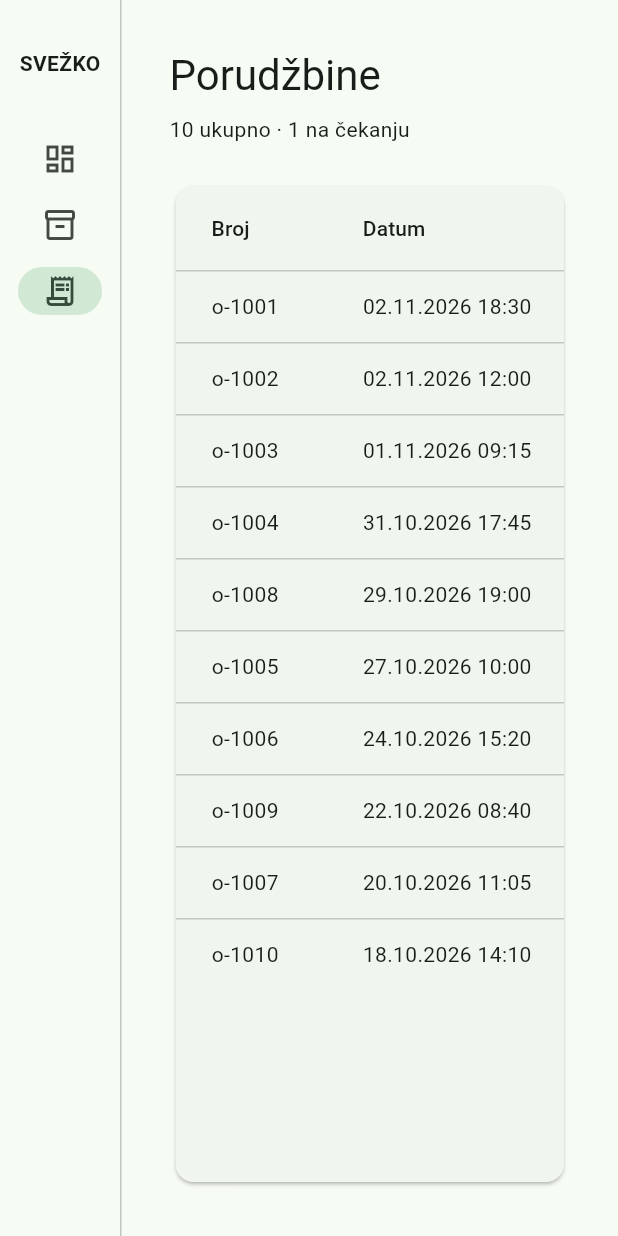
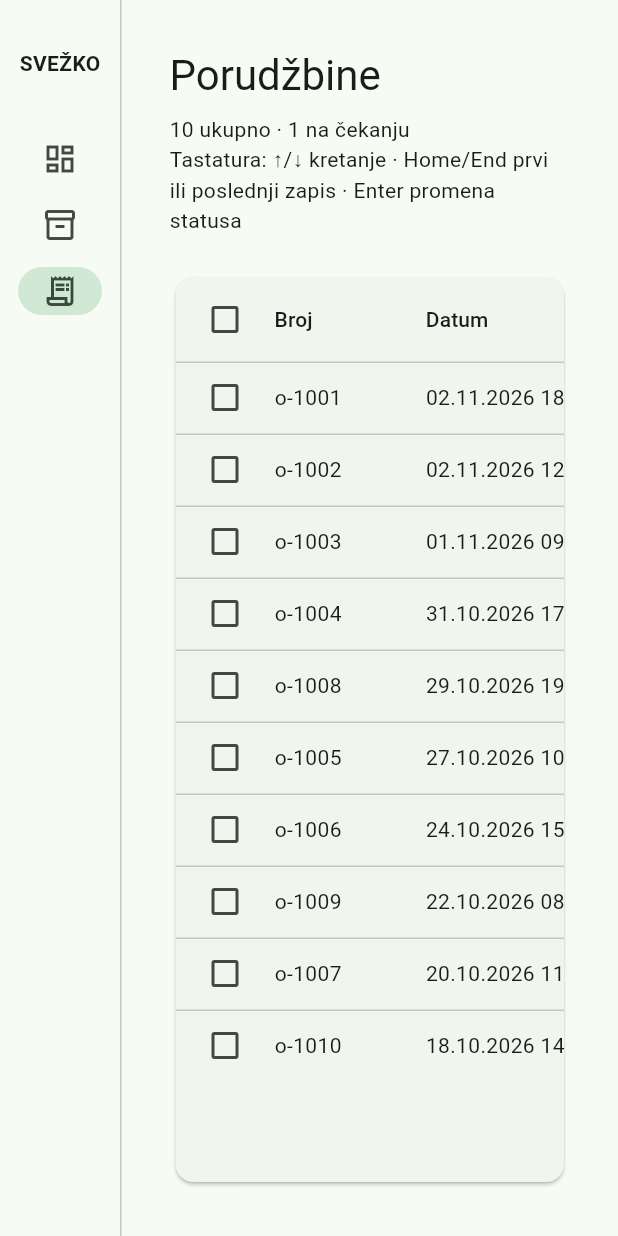
Before and after one commit to Razvoj-multiplatformskih-aplikacija-26/tim-16, a Flutter app: the screen it shows after launch, after a tap on "Proizvodi", after a tap on "Porudžbine", on a phone screen of 412 x 824 dp. Run offline on Flutter 3.47's test engine with Material 3 defaults, Android fonts, the phone set to English and light mode, and no system bars; our stand-ins replace bloc, equatable, flutter_bloc, go_router; network calls fail.

Commit message:
adding prototype  shortcuts and some backoffice changes

```diff
--- a/apps/backoffice/lib/screens/orders_screen.dart
+++ b/apps/backoffice/lib/screens/orders_screen.dart
@@ -2,6 +2,8 @@ import 'package:blocs/blocs.dart';
 import 'package:domain/domain.dart';
 import 'package:flutter/material.dart';
 import 'package:flutter_bloc/flutter_bloc.dart';
+
+import '../widgets/shortcut.dart';
 
 class OrdersScreen extends StatelessWidget {
   const OrdersScreen({super.key});
@@ -20,22 +22,23 @@ class OrdersScreen extends StatelessWidget {
           Text('Porudžbine', style: Theme.of(context).textTheme.headlineMedium),
           const SizedBox(height: 8),
           Text('${orders.length} ukupno · $pending na čekanju'),
+          const Text('Tastatura: ↑/↓ kretanje · Home/End prvi ili poslednji zapis · Enter promena statusa'),
           const SizedBox(height: 24),
-          Expanded(child: Card(clipBehavior: Clip.antiAlias, child: SingleChildScrollView(
+          Expanded(child: RecordShortcuts(itemCount: orders.length, onActivate: (index) => _changeStatus(context, orders[index]), builder: (context, focusedIndex) => Card(clipBehavior: Clip.antiAlias, child: SingleChildScrollView(
             scrollDirection: Axis.horizontal,
             child: DataTable(
               columns: const [DataColumn(label: Text('Broj')), DataColumn(label: Text('Datum')), DataColumn(label: Text('Kupac')), DataColumn(label: Text('Proizvod')), DataColumn(label: Text('Iznos')), DataColumn(label: Text('Isporuka')), DataColumn(label: Text('Status'))],
-              rows: [for (final order in orders) DataRow(cells: [
-                DataCell(Text(order.id.value)),
-                DataCell(Text(_date(order.createdAt))),
-                DataCell(Text(order.buyerId.value)),
-                DataCell(Text(order.lines.map((line) => '${line.productName} × ${line.quantity.value}').join(', '))),
-                DataCell(Text('${order.total} RSD')),
-                DataCell(Text(order.method == DeliveryMethod.delivery ? order.address?.value ?? 'Kurir' : 'Preuzimanje')),
-                DataCell(Chip(label: Text(_statusName(order.status)))),
+              rows: [for (var i = 0; i < orders.length; i++) DataRow(selected: focusedIndex == i, onSelectChanged: (_) => _changeStatus(context, orders[i]), cells: [
+                DataCell(Text(orders[i].id.value)),
+                DataCell(Text(_date(orders[i].createdAt))),
+                DataCell(Text(orders[i].buyerId.value)),
+                DataCell(Text(orders[i].lines.map((line) => '${line.productName} × ${line.quantity.value}').join(', '))),
+                DataCell(Text('${orders[i].total} RSD')),
+                DataCell(Text(orders[i].method == DeliveryMethod.delivery ? orders[i].address?.value ?? 'Kurir' : 'Preuzimanje')),
+                DataCell(Chip(label: Text(_statusName(orders[i].status)))),
               ])],
             ),
-          ))),
+          )))),
         ]);
       },
     ),
@@ -47,4 +50,26 @@ class OrdersScreen extends StatelessWidget {
     Pending() => 'Na čekanju', Accepted() => 'Prihvaćena', Preparing() => 'U pripremi',
     Shipped() => 'Poslata', Delivered() => 'Isporučena', Cancelled(:final reason) => reason == CancelReason.byBuyer ? 'Otkazao kupac' : 'Otkazao proizvođač',
   };
+
+  Future<void> _changeStatus(BuildContext context, Order order) async {
+    final choices = <OrderStatus>[
+      Accepted(acceptedAt: DateTime.now()), const Preparing(),
+      Shipped(shippedAt: DateTime.now()), const Delivered(),
+      const Cancelled(CancelReason.byProducer),
+    ].where((status) => canTransition(order.status, status)).toList();
+    if (choices.isEmpty) {
+      ScaffoldMessenger.of(context).showSnackBar(const SnackBar(content: Text('Za ovu porudžbinu nema dozvoljene promene statusa.')));
+      return;
+    }
+    final selected = await showDialog<OrderStatus>(context: context, builder: (context) => AlertDialog(
+      title: Text('Promeni status · ${order.id.value}'),
+      content: Column(mainAxisSize: MainAxisSize.min, children: [
+        for (final status in choices) ListTile(title: Text(_statusName(status)), onTap: () => Navigator.pop(context, status)),
+      ]),
+      actions: [TextButton(onPressed: () => Navigator.pop(context), child: const Text('Odustani'))],
+    ));
+    if (selected != null && context.mounted) {
+      context.read<ShopBloc>().add(ChangeOrderStatusEvent(orderId: order.id, status: selected));
+    }
+  }
 }
--- a/apps/backoffice/lib/screens/products_screen.dart
+++ b/apps/backoffice/lib/screens/products_screen.dart
@@ -2,6 +2,8 @@ import 'package:blocs/blocs.dart';
 import 'package:domain/domain.dart';
 import 'package:flutter/material.dart';
 import 'package:flutter_bloc/flutter_bloc.dart';
+
+import '../widgets/shortcut.dart';
 
 class ProductsScreen extends StatelessWidget {
   const ProductsScreen({super.key});
@@ -9,8 +11,7 @@ class ProductsScreen extends StatelessWidget {
   @override
   Widget build(BuildContext context) => Padding(
     padding: const EdgeInsets.all(32),
-    child: BlocBuilder<ShopBloc, ShopState>(
-      builder: (context, state) {
+    child: BlocBuilder<ShopBloc, ShopState>(builder: (context, state) {
       if (state is ShopLoading) return const Center(child: CircularProgressIndicator());
       if (state is ShopError) return Center(child: Text(state.message));
       if (state is! ShopLoaded) return const Center(child: Text('Nema proizvoda.'));
@@ -19,29 +20,41 @@ class ProductsScreen extends StatelessWidget {
         Text('Proizvodi', style: Theme.of(context).textTheme.headlineMedium),
         const SizedBox(height: 8),
         Text('${products.length} proizvoda u ponudi'),
+        const Text('Tastatura: ↑/↓ kretanje · Home/End prvi ili poslednji zapis'),
         const SizedBox(height: 24),
-          Expanded(child: Card(clipBehavior: Clip.antiAlias, child: SingleChildScrollView(
-            scrollDirection: Axis.horizontal,
-            child: DataTable(
-              columns: const [DataColumn(label: Text('Proizvod')), DataColumn(label: Text('Proizvođač')), DataColumn(label: Text('Kategorija')), DataColumn(label: Text('Cena')), DataColumn(label: Text('Zaliha'))],
-              rows: [for (final product in products) DataRow(cells: [
+        Expanded(child: RecordShortcuts(itemCount: products.length, builder: (context, focusedIndex) => Card(
+          clipBehavior: Clip.antiAlias,
+          child: SingleChildScrollView(scrollDirection: Axis.horizontal, child: DataTable(
+            columns: const [
+              DataColumn(label: Text('Proizvod')), DataColumn(label: Text('Proizvođač')),
+              DataColumn(label: Text('Kategorija')), DataColumn(label: Text('Cena')),
+              DataColumn(label: Text('Zaliha')), DataColumn(label: Text('Akcija')),
+            ],
+            rows: [for (var i = 0; i < products.length; i++)
+              DataRow(selected: focusedIndex == i, onSelectChanged: (_) {}, cells: [
                 DataCell(Row(mainAxisSize: MainAxisSize.min, children: [
-                  if (product.imageUrl.isNotEmpty) ...[
-                    ClipRRect(borderRadius: BorderRadius.circular(6), child: Image.network(product.imageUrl, width: 44, height: 44, fit: BoxFit.cover, errorBuilder: (_, _, _) => const SizedBox(width: 44, height: 44, child: Icon(Icons.image_not_supported_outlined)))),
+                  if (products[i].imageUrl.isNotEmpty) ...[
+                    ClipRRect(borderRadius: BorderRadius.circular(6), child: Image.network(
+                      products[i].imageUrl, width: 44, height: 44, fit: BoxFit.cover,
+                      errorBuilder: (_, _, _) => const SizedBox(width: 44, height: 44, child: Icon(Icons.image_not_supported_outlined)),
+                    )),
                     const SizedBox(width: 12),
                   ],
-                  Column(crossAxisAlignment: CrossAxisAlignment.start, mainAxisAlignment: MainAxisAlignment.center, children: [Text(product.name.value, style: const TextStyle(fontWeight: FontWeight.w600)), Text(product.description, style: Theme.of(context).textTheme.bodySmall)]),
+                  Column(crossAxisAlignment: CrossAxisAlignment.start, mainAxisAlignment: MainAxisAlignment.center, children: [
+                    Text(products[i].name.value, style: const TextStyle(fontWeight: FontWeight.w600)),
+                    Text(products[i].description, style: Theme.of(context).textTheme.bodySmall),
+                  ]),
                 ])),
-                DataCell(Text(state.producerName(product.producerId))),
-                DataCell(Text(_categoryName(product.category))),
-                DataCell(Text('${product.price.dinars} RSD / ${_unitName(product.unit)}')),
-                DataCell(Text('${product.stock.units} ${_unitName(product.unit)}${product.stock.units == 0 ? ' · Nema na stanju' : ''}')),
+                DataCell(Text(state.producerName(products[i].producerId))),
+                DataCell(Text(_categoryName(products[i].category))),
+                DataCell(Text('${products[i].price.dinars} RSD / ${_unitName(products[i].unit)}')),
+                DataCell(Text('${products[i].stock.units} ${_unitName(products[i].unit)}')),
+                DataCell(IconButton(tooltip: 'Obriši proizvod', icon: const Icon(Icons.delete_outline), onPressed: () => _deleteProduct(context, products[i]))),
               ])],
-            ),
+          )),
         ))),
       ]);
-      },
-    ),
+    }),
   );
 
   String _categoryName(ProductCategory value) => switch (value) {
@@ -54,4 +67,16 @@ class ProductsScreen extends StatelessWidget {
     ProductUnit.kilogram => 'kg', ProductUnit.piece => 'kom',
     ProductUnit.liter => 'l', ProductUnit.jar => 'tegla',
   };
+
+  Future<void> _deleteProduct(BuildContext context, Product product) async {
+    final confirmed = await showDialog<bool>(context: context, builder: (context) => AlertDialog(
+      title: const Text('Obriši proizvod?'),
+      content: Text('„${product.name.value}“ biće uklonjen iz ponude.'),
+      actions: [
+        TextButton(onPressed: () => Navigator.pop(context, false), child: const Text('Odustani')),
+        FilledButton(onPressed: () => Navigator.pop(context, true), child: const Text('Obriši')),
+      ],
+    ));
+    if (confirmed == true && context.mounted) context.read<ShopBloc>().add(DeleteProductEvent(product.id));
   }
+}
--- /dev/null
+++ b/apps/backoffice/lib/widgets/shortcut.dart
@@ -0,0 +1,73 @@
+import 'package:flutter/material.dart';
+import 'package:flutter/services.dart';
+
+/// Navigacija kroz zapise tastaturom. Strelice menjaju selekciju,
+/// Home/End skaču na prvi/poslednji zapis, a fokus je vidljiv i bez miša.
+class RecordShortcuts extends StatefulWidget {
+  const RecordShortcuts({required this.itemCount, required this.builder, this.onActivate, super.key});
+
+  final int itemCount;
+  final Widget Function(BuildContext context, int focusedIndex) builder;
+  final ValueChanged<int>? onActivate;
+
+  @override
+  State<RecordShortcuts> createState() => _RecordShortcutsState();
+}
+
+class _RecordShortcutsState extends State<RecordShortcuts> {
+  final _focusNode = FocusNode();
+  int _index = 0;
+
+  void _move(int index) {
+    if (widget.itemCount == 0) return;
+    setState(() => _index = index.clamp(0, widget.itemCount - 1));
+  }
+
+  @override
+  void didUpdateWidget(covariant RecordShortcuts oldWidget) {
+    super.didUpdateWidget(oldWidget);
+    if (_index >= widget.itemCount) _index = widget.itemCount - 1;
+  }
+
+  @override
+  void dispose() {
+    _focusNode.dispose();
+    super.dispose();
+  }
+
+  @override
+  Widget build(BuildContext context) => Focus(
+    focusNode: _focusNode,
+    onKeyEvent: (_, event) {
+      if (event is! KeyDownEvent) return KeyEventResult.ignored;
+      switch (event.logicalKey) {
+        case LogicalKeyboardKey.arrowDown:
+          _move(_index + 1);
+        case LogicalKeyboardKey.arrowUp:
+          _move(_index - 1);
+        case LogicalKeyboardKey.home:
+          _move(0);
+        case LogicalKeyboardKey.end:
+          _move(widget.itemCount - 1);
+        case LogicalKeyboardKey.enter:
+          widget.onActivate?.call(_index);
+        default:
+          return KeyEventResult.ignored;
+      }
+      return KeyEventResult.handled;
+    },
+    child: Builder(builder: (context) {
+      final focused = Focus.of(context).hasFocus;
+      return DecoratedBox(
+        decoration: BoxDecoration(
+          border: Border.all(
+            color: focused ? Theme.of(context).colorScheme.primary : Colors.transparent,
+            width: 2,
+          ),
+          borderRadius: BorderRadius.circular(12),
+        ),
+        child: widget.builder(context, focused ? _index : -1),
+      );
+    }),
+  );
+}
--- a/apps/mobile/lib/widgets/app_shell.dart
+++ b/apps/mobile/lib/widgets/app_shell.dart
@@ -17,6 +17,9 @@ class AppShell extends StatelessWidget {
     final message = switch (feedback) {
       OrderPlaced() => 'Porudžbina je poslata proizvođaču.',
       OrderCancelled() => 'Porudžbina je otkazana.',
+
+      OrderStatusChanged() => 'Status porudzbine je promenjen.',
+      ProductDeleted() => 'Proizvod je obrisan.',
       RuleViolated(:final error) => error.message,
       ActionFailed() => 'Radnja nije uspela. Pokušajte ponovo.',
     };
--- a/packages/blocs/lib/src/bloc/shop_event.dart
+++ b/packages/blocs/lib/src/bloc/shop_event.dart
@@ -39,3 +39,20 @@ final class CancelOrderEvent extends ShopEvent {
   @override
   List<Object?> get props => [orderId];
 }
+
+final class ChangeOrderStatusEvent extends ShopEvent {
+  const ChangeOrderStatusEvent({required this.orderId, required this.status});
+  final OrderId orderId;
+  final OrderStatus status;
+
+  @override
+  List<Object?> get props => [orderId, status];
+}
+
+final class DeleteProductEvent extends ShopEvent {
+  const DeleteProductEvent(this.productId);
+  final ProductId productId;
+
+  @override
+  List<Object?> get props => [productId];
+}
--- a/packages/blocs/lib/src/bloc/shop_state.dart
+++ b/packages/blocs/lib/src/bloc/shop_state.dart
@@ -20,6 +20,22 @@ final class OrderCancelled extends ShopFeedback {
 
   @override
   List<Object?> get props => [order];
+}
+
+final class OrderStatusChanged extends ShopFeedback {
+  const OrderStatusChanged(this.order);
+  final Order order;
+
+  @override
+  List<Object?> get props => [order];
+}
+
+final class ProductDeleted extends ShopFeedback {
+  const ProductDeleted(this.productId);
+  final ProductId productId;
+
+  @override
+  List<Object?> get props => [productId];
 }
 
 /// Domensko pravilo je odbilo akciju. Tekst poruke bira aplikacija.
@@ -79,9 +95,9 @@ final class ShopLoaded extends ShopState {
       producers[id]?.fullName ?? 'Nepoznat proizvođač';
 
   /// Pažnja: ako se `feedback` ne prosledi, on se BRIŠE (namerno).
-  ShopLoaded copyWith({List<Order>? orders, ShopFeedback? feedback}) =>
+  ShopLoaded copyWith({List<Product>? products, List<Order>? orders, ShopFeedback? feedback}) =>
       ShopLoaded(
-        products: products,
+        products: products ?? this.products,
         orders: orders ?? this.orders,
         producers: producers,
         feedback: feedback,
--- a/packages/blocs/lib/src/repository/shop_repository.dart
+++ b/packages/blocs/lib/src/repository/shop_repository.dart
@@ -9,3 +9,8 @@ abstract interface class ShopRepository {
   /// Čuva novu porudžbinu ili izmenjenu postojeću (isti id).
   Future<void> saveOrder(Order order);
 }
+
+/// Optional repository capability used by backoffice clients.
+abstract interface class ProductManagementRepository {
+  Future<void> deleteProduct(ProductId productId);
+}
--- a/pubspec.yaml
+++ b/pubspec.yaml
@@ -6,6 +6,6 @@ environment:
 
 workspace:
   - apps/mobile
-  #- apps/backoffice
+  - apps/backoffice
   - packages/domain
   - packages/blocs
```
Also changed, not shown: apps/backoffice/lib/data/demo_shop_repository.dart (+6 -1 lines), packages/blocs/lib/src/bloc/shop_bloc.dart (+56 -3 lines). Lines whose indentation alone changed are shown as unchanged.
